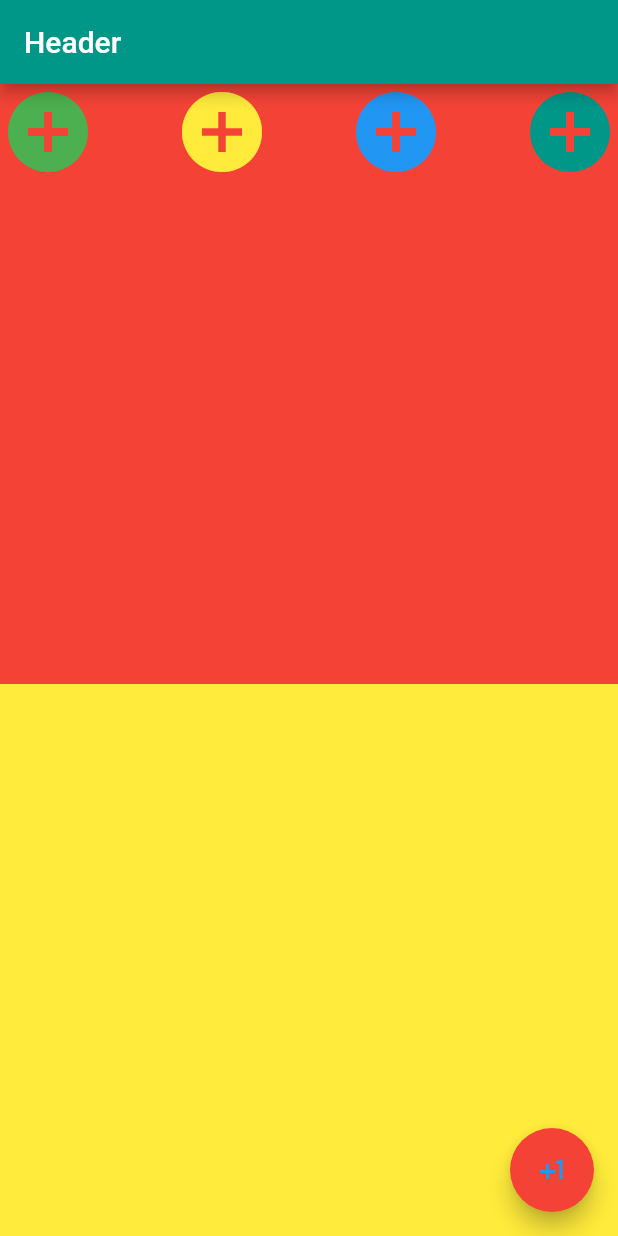
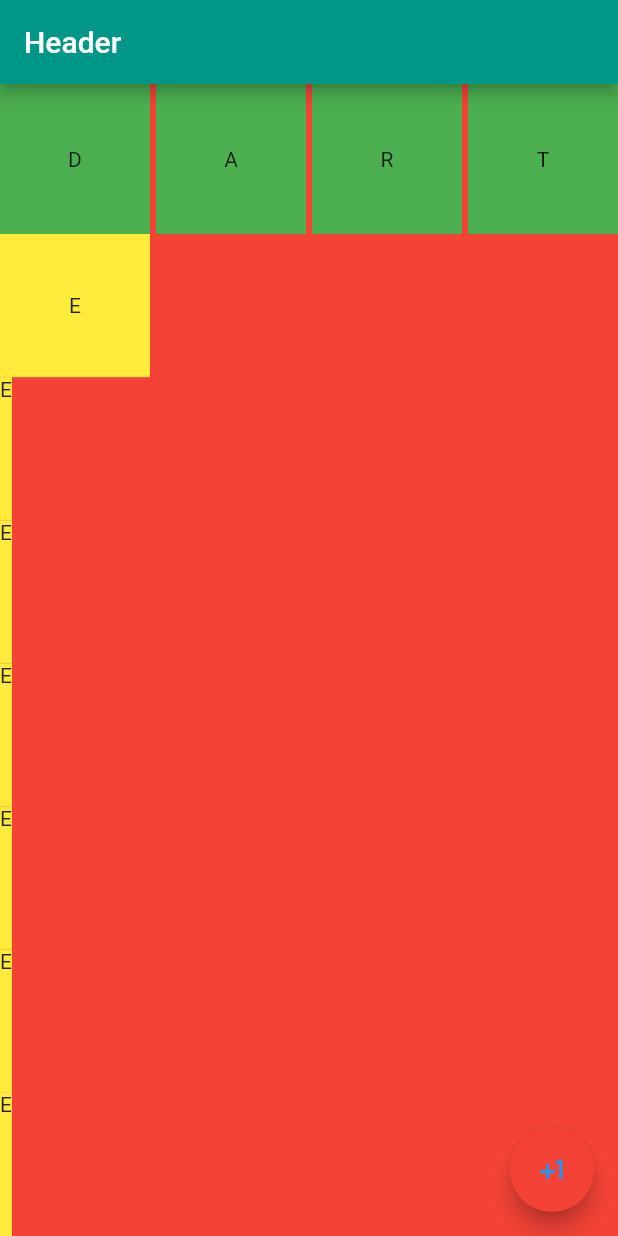
Before and after one commit to gurbangurbanzade/Flutter-Projects, a Flutter app: the screen it shows after launch, on a phone screen of 412 x 824 dp. Run offline on Flutter 3.47's test engine with Material 2 defaults, Android fonts, the light colour scheme and no system bars; missing offline and left inert: dart:ffi.

Commit message:
flex example

```diff
--- a/l_01_first_test_app/lib/main.dart
+++ b/l_01_first_test_app/lib/main.dart
@@ -1,3 +1,5 @@
+import 'dart:ffi';
+
 import 'package:flutter/material.dart';
 
 void main() {
@@ -17,6 +19,133 @@ class MyApp extends StatelessWidget {
           ),
         ),
         body: Container(
+          color: Colors.red,
+          child: Column(
+            // mainAxisAlignment: MainAxisAlignment.start,
+            crossAxisAlignment: CrossAxisAlignment.start,
+            children: [
+              Row(
+                mainAxisAlignment: MainAxisAlignment.spaceBetween,
+                // mainAxisSize: MainAxisSize.min,
+                // crossAxisAlignment: CrossAxisAlignment.start,
+                children: [
+                  Container(
+                    width: 100,
+                    height: 100,
+                    color: Colors.green,
+                    alignment: Alignment.center,
+                    child: Text(
+                      "D",
+                    ),
+                  ),
+                  Container(
+                    width: 100,
+                    height: 100,
+                    color: Colors.green,
+                    alignment: Alignment.center,
+                    child: Text(
+                      "A",
+                    ),
+                  ),
+                  Container(
+                    width: 100,
+                    height: 100,
+                    color: Colors.green,
+                    alignment: Alignment.center,
+                    child: Text(
+                      "R",
+                    ),
+                  ),
+                  Container(
+                    width: 100,
+                    height: 100,
+                    color: Colors.green,
+                    alignment: Alignment.center,
+                    child: Text(
+                      "T",
+                    ),
+                  )
+                ],
+              ),
+              Container(
+                  child: Expanded(
+                child: Column(
+                  // mainAxisAlignment: MainAxisAlignment.spaceBetween,
+                  // mainAxisSize: MainAxisSize.max,
+                  crossAxisAlignment: CrossAxisAlignment.start,
+                  children: [
+                    Expanded(
+                        child: Container(
+                      width: 100,
+                      color: Colors.yellow,
+                      alignment: Alignment.center,
+                      child: Text(
+                        "E",
+                      ),
+                    )),
+                    Expanded(
+                        child: Container(
+                      color: Colors.yellow,
+                      child: Text(
+                        "E",
+                      ),
+                    )),
+                    Expanded(
+                        child: Container(
+                      color: Colors.yellow,
+                      child: Text(
+                        "E",
+                      ),
+                    )),
+                    Expanded(
+                        child: Container(
+                      color: Colors.yellow,
+                      child: Text(
+                        "E",
+                      ),
+                    )),
+                    Expanded(
+                        child: Container(
+                      color: Colors.yellow,
+                      child: Text(
+                        "E",
+                      ),
+                    )),
+                    Expanded(
+                        child: Container(
+                      color: Colors.yellow,
+                      child: Text(
+                        "E",
+                      ),
+                    )),
+                    Expanded(
+                        child: Container(
+                      color: Colors.yellow,
+                      child: Text(
+                        "E",
+                      ),
+                    ))
+                  ],
+                ),
+              ))
+            ],
+          ),
+        ),
+        floatingActionButton: FloatingActionButton(
+          onPressed: () => {debugPrint("clicked succesfull")},
+          child: Icon(
+            Icons.plus_one,
+            color: Colors.blue,
+          ),
+          backgroundColor: Colors.red,
+        ),
+      ),
+    );
+  }
+
+// Row column example
+  Container RowColumnExample() {
+    return Container(
       color: Colors.red,
       height: 400,
       child: Row(
@@ -45,16 +174,6 @@ class MyApp extends StatelessWidget {
             color: Colors.teal,
           )
         ],
-          ),
-        ),
-        floatingActionButton: FloatingActionButton(
-          onPressed: () => {debugPrint("clicked succesfull")},
-          child: Icon(
-            Icons.plus_one,
-            color: Colors.blue,
-          ),
-          backgroundColor: Colors.red,
-        ),
       ),
     );
   }
```
Lines whose indentation alone changed are shown as unchanged.
